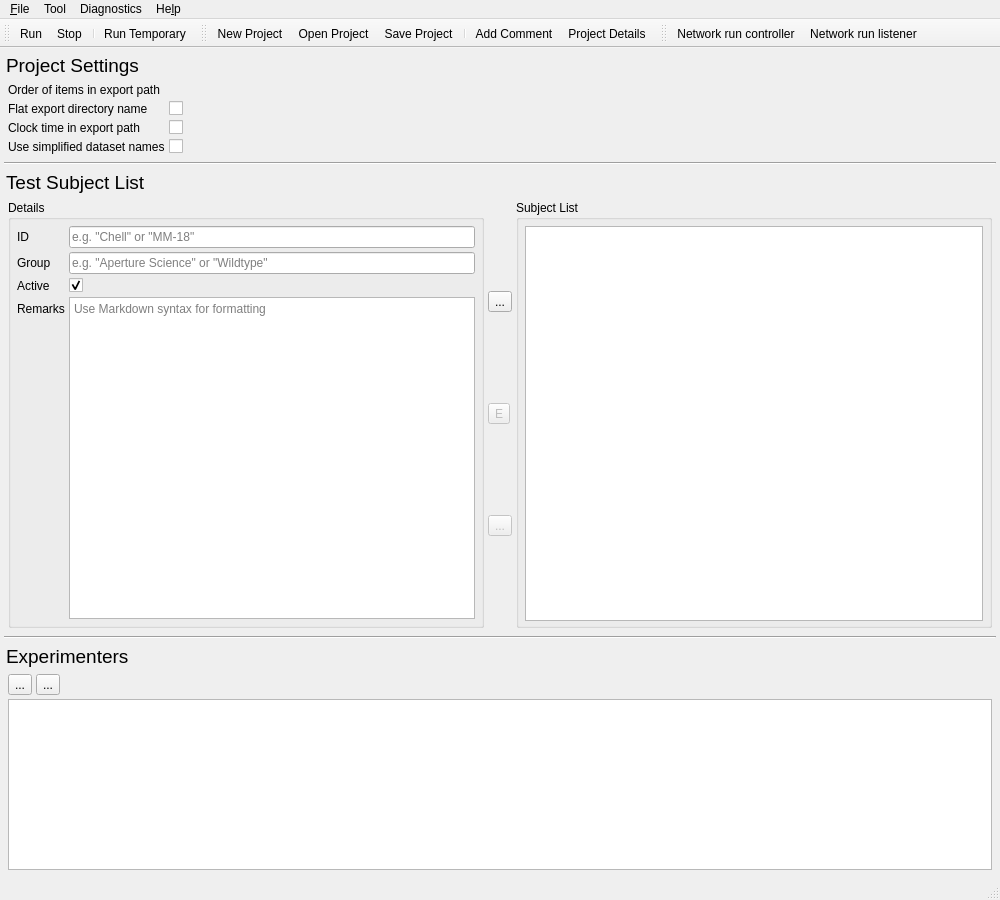
Before: the Qt Designer form src/mainwindow.ui in syntalos/syntalos, drawn with Qt 5.
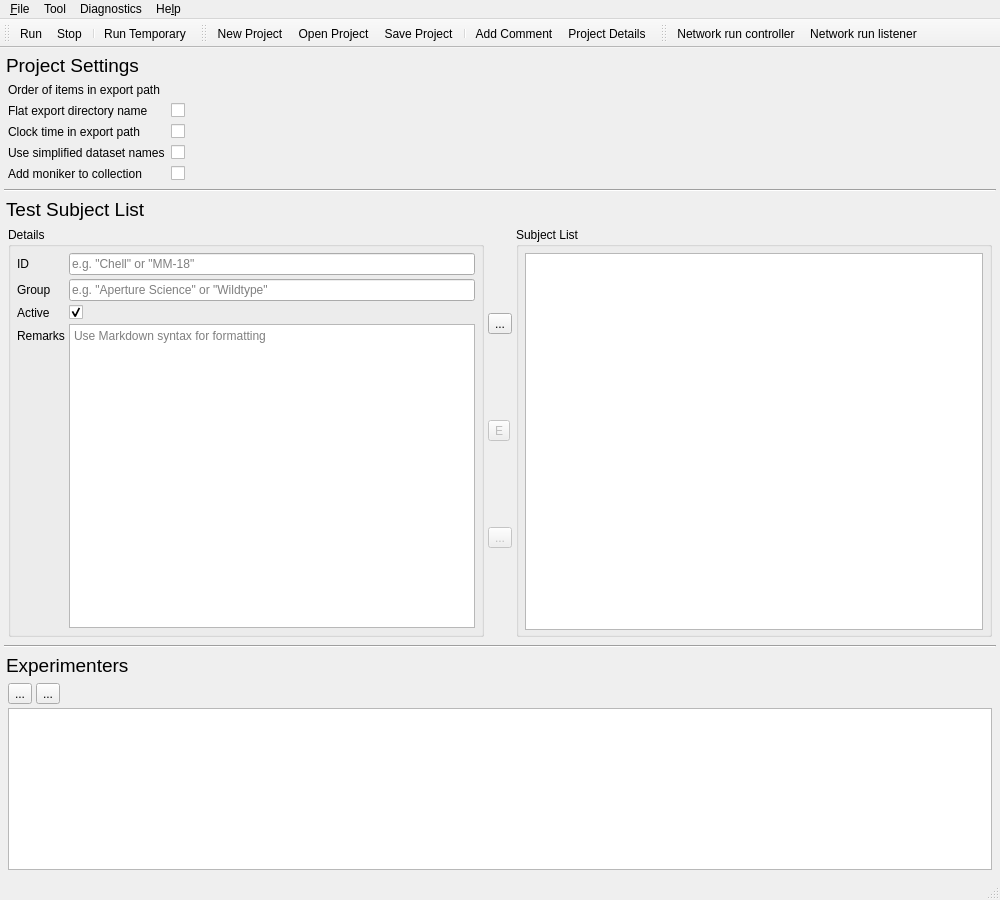
After: the same form once the commit is applied. The open tabs and pages were chosen to show the change. Icons and pictures are not drawn. Custom widgets are drawn as their Qt base class.

Commit message: Save & restore moniker and network settings for projects

Diff of the .ui file:
```diff
--- a/src/mainwindow.ui
+++ b/src/mainwindow.ui
@@ -742,7 +742,13 @@
                <verstretch>0</verstretch>
               </sizepolicy>
              </property>
-             <layout class="QVBoxLayout" name="verticalLayout_5">
+             <layout class="QFormLayout" name="projectSettingsLayout">
+              <property name="horizontalSpacing">
+               <number>6</number>
+              </property>
+              <property name="verticalSpacing">
+               <number>6</number>
+              </property>
               <property name="leftMargin">
                <number>2</number>
               </property>
@@ -755,14 +761,6 @@
               <property name="bottomMargin">
                <number>2</number>
               </property>
-              <item>
-               <layout class="QFormLayout" name="projectSettingsLayout">
-                <property name="horizontalSpacing">
-                 <number>4</number>
-                </property>
-                <property name="verticalSpacing">
-                 <number>4</number>
-                </property>
                 <item row="0" column="0">
                  <widget class="QLabel" name="exportDirOrderLabel">
                   <property name="text">
@@ -846,7 +844,19 @@
                   </property>
                  </widget>
                 </item>
-               </layout>
+              <item row="4" column="0">
+               <widget class="QLabel" name="addMonikerLabel">
+                <property name="text">
+                 <string>Add moniker to collection</string>
+                </property>
+               </widget>
+              </item>
+              <item row="4" column="1">
+               <widget class="QCheckBox" name="cbAddMoniker">
+                <property name="toolTip">
+                 <string>Add a short, human-readable moniker for the recording in addition to its machine-readable UUID</string>
+                </property>
+               </widget>
               </item>
              </layout>
             </widget>
```
Lines whose indentation alone changed are shown as unchanged. The commit also changes 5 other files.
